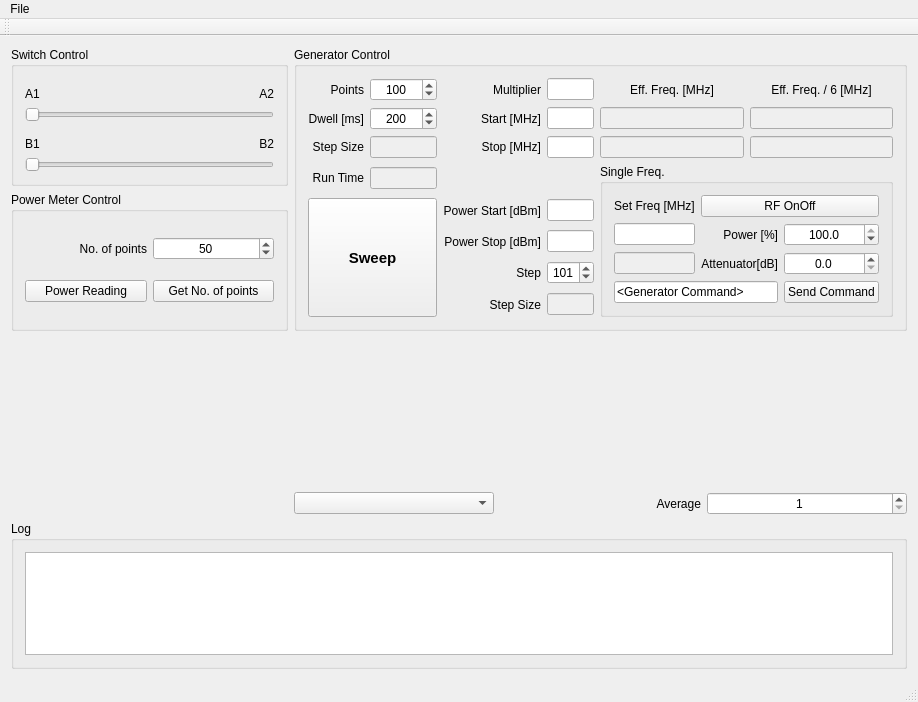
The window that mainwindow.ui (TripletESR/DNP100GHz) describes before a commit, drawn with Qt 5.
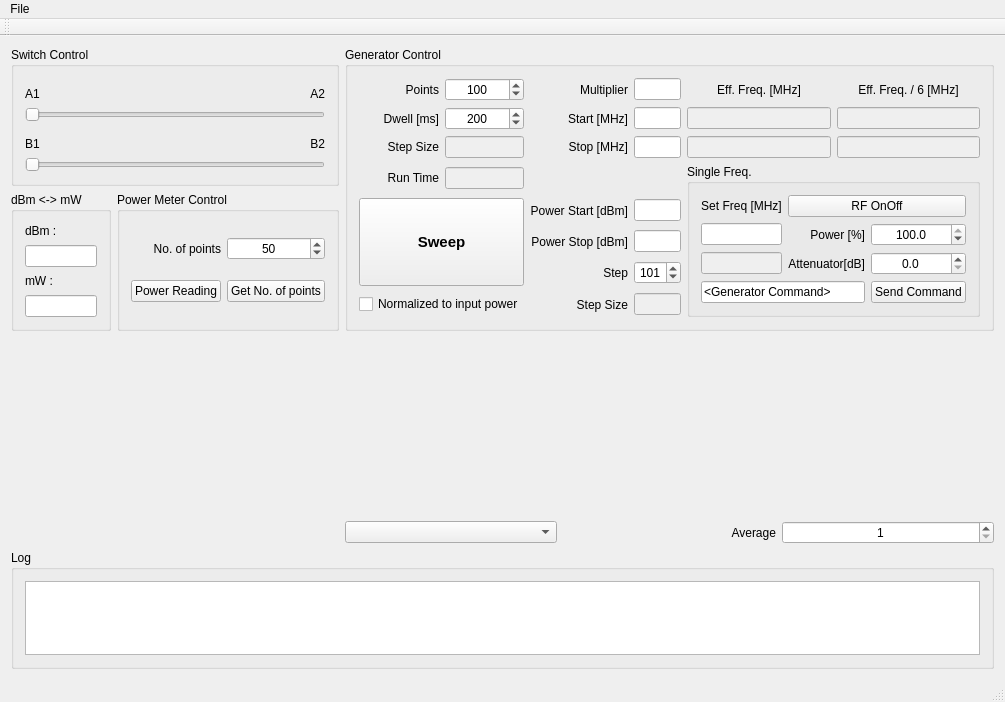
The same window after the commit. Custom widgets are drawn as their Qt base class.

Commit message: added Normalization for mode 3, little calculator for dBM to mW

```diff
--- a/mainwindow.ui
+++ b/mainwindow.ui
@@ -14,127 +14,11 @@
    <string>DNP 100GHz -- Power Meter</string>
   </property>
   <widget class="QWidget" name="centralWidget">
-   <layout class="QGridLayout" name="gridLayout_3" rowstretch="1,1,2,1,2" columnstretch="2,1,1,1">
-    <item row="3" column="2">
-     <widget class="QLabel" name="label_12">
-      <property name="text">
-       <string>Average</string>
-      </property>
-      <property name="alignment">
-       <set>Qt::AlignRight|Qt::AlignTrailing|Qt::AlignVCenter</set>
-      </property>
-     </widget>
-    </item>
-    <item row="3" column="3">
-     <widget class="QSpinBox" name="spinBox_Average">
-      <property name="alignment">
-       <set>Qt::AlignCenter</set>
-      </property>
-      <property name="minimum">
-       <number>1</number>
-      </property>
-      <property name="singleStep">
-       <number>2</number>
-      </property>
-     </widget>
-    </item>
-    <item row="3" column="1">
-     <widget class="QComboBox" name="comboBox_yAxis"/>
-    </item>
-    <item row="4" column="0" colspan="4">
-     <widget class="QGroupBox" name="groupBox_Log">
-      <property name="title">
-       <string>Log</string>
-      </property>
-      <layout class="QGridLayout" name="gridLayout">
-       <item row="0" column="0">
-        <widget class="QTextEdit" name="textEdit_Log"/>
-       </item>
-      </layout>
-     </widget>
-    </item>
-    <item row="2" column="0">
-     <widget class="QCustomPlot" name="comparePlot" native="true"/>
-    </item>
-    <item row="2" column="1" colspan="3">
+   <layout class="QGridLayout" name="gridLayout_3" rowstretch="1,1,3,1,2" columnstretch="1,1,1,1,1">
+    <item row="2" column="2" colspan="3">
      <widget class="QCustomPlot" name="powerPlot" native="true"/>
     </item>
-    <item row="0" column="0">
-     <widget class="QGroupBox" name="groupBox">
-      <property name="title">
-       <string>Switch Control</string>
-      </property>
-      <layout class="QGridLayout" name="gridLayout_4" rowstretch="1,1,1,1" columnstretch="1,1">
-       <item row="0" column="0">
-        <widget class="QLabel" name="label_13">
-         <property name="text">
-          <string>A1</string>
-         </property>
-         <property name="alignment">
-          <set>Qt::AlignBottom|Qt::AlignLeading|Qt::AlignLeft</set>
-         </property>
-        </widget>
-       </item>
-       <item row="0" column="1">
-        <widget class="QLabel" name="label_14">
-         <property name="text">
-          <string>A2</string>
-         </property>
-         <property name="alignment">
-          <set>Qt::AlignBottom|Qt::AlignRight|Qt::AlignTrailing</set>
-         </property>
-        </widget>
-       </item>
-       <item row="3" column="0" colspan="2">
-        <widget class="QSlider" name="horizontalSlider_B">
-         <property name="maximum">
-          <number>1</number>
-         </property>
-         <property name="pageStep">
-          <number>1</number>
-         </property>
-         <property name="orientation">
-          <enum>Qt::Horizontal</enum>
-         </property>
-        </widget>
-       </item>
-       <item row="2" column="1">
-        <widget class="QLabel" name="label_16">
-         <property name="text">
-          <string>B2</string>
-         </property>
-         <property name="alignment">
-          <set>Qt::AlignBottom|Qt::AlignRight|Qt::AlignTrailing</set>
-         </property>
-        </widget>
-       </item>
-       <item row="2" column="0">
-        <widget class="QLabel" name="label_15">
-         <property name="text">
-          <string>B1</string>
-         </property>
-         <property name="alignment">
-          <set>Qt::AlignBottom|Qt::AlignLeading|Qt::AlignLeft</set>
-         </property>
-        </widget>
-       </item>
-       <item row="1" column="0" colspan="2">
-        <widget class="QSlider" name="horizontalSlider_A">
-         <property name="maximum">
-          <number>1</number>
-         </property>
-         <property name="pageStep">
-          <number>1</number>
-         </property>
-         <property name="orientation">
-          <enum>Qt::Horizontal</enum>
-         </property>
-        </widget>
-       </item>
-      </layout>
-     </widget>
-    </item>
-    <item row="1" column="0">
+    <item row="1" column="1">
      <widget class="QGroupBox" name="groupBox_3">
       <property name="title">
        <string>Power Meter Control</string>
@@ -183,7 +67,7 @@
       </layout>
      </widget>
     </item>
-    <item row="0" column="1" rowspan="2" colspan="3">
+    <item row="0" column="2" rowspan="2" colspan="3">
      <widget class="QGroupBox" name="groupBox_Control">
       <property name="title">
        <string>Generator Control</string>
@@ -517,7 +401,77 @@
          </property>
         </widget>
        </item>
-       <item row="6" column="0" rowspan="4" colspan="2">
+       <item row="5" column="0">
+        <widget class="QLabel" name="label_7">
+         <property name="text">
+          <string>Run Time</string>
+         </property>
+         <property name="alignment">
+          <set>Qt::AlignRight|Qt::AlignTrailing|Qt::AlignVCenter</set>
+         </property>
+        </widget>
+       </item>
+       <item row="5" column="1">
+        <widget class="QLineEdit" name="lineEdit_RunTime">
+         <property name="enabled">
+          <bool>false</bool>
+         </property>
+         <property name="alignment">
+          <set>Qt::AlignCenter</set>
+         </property>
+        </widget>
+       </item>
+       <item row="9" column="3">
+        <widget class="QLineEdit" name="lineEdit_PowerStepSize">
+         <property name="enabled">
+          <bool>false</bool>
+         </property>
+         <property name="alignment">
+          <set>Qt::AlignCenter</set>
+         </property>
+        </widget>
+       </item>
+       <item row="9" column="2">
+        <widget class="QLabel" name="label_21">
+         <property name="text">
+          <string>Step Size</string>
+         </property>
+         <property name="alignment">
+          <set>Qt::AlignRight|Qt::AlignTrailing|Qt::AlignVCenter</set>
+         </property>
+        </widget>
+       </item>
+       <item row="1" column="5">
+        <widget class="QLineEdit" name="lineEdit_EffStart_d6">
+         <property name="enabled">
+          <bool>false</bool>
+         </property>
+         <property name="alignment">
+          <set>Qt::AlignCenter</set>
+         </property>
+        </widget>
+       </item>
+       <item row="4" column="5">
+        <widget class="QLineEdit" name="lineEdit_EffStop_d6">
+         <property name="enabled">
+          <bool>false</bool>
+         </property>
+         <property name="alignment">
+          <set>Qt::AlignCenter</set>
+         </property>
+        </widget>
+       </item>
+       <item row="0" column="5">
+        <widget class="QLabel" name="label_5">
+         <property name="text">
+          <string>Eff. Freq. / 6 [MHz]</string>
+         </property>
+         <property name="alignment">
+          <set>Qt::AlignCenter</set>
+         </property>
+        </widget>
+       </item>
+       <item row="6" column="0" rowspan="3" colspan="2">
         <widget class="QPushButton" name="pushButton_Sweep">
          <property name="sizePolicy">
           <sizepolicy hsizetype="Preferred" vsizetype="Preferred">
@@ -543,75 +497,157 @@
          </property>
         </widget>
        </item>
-       <item row="5" column="0">
-        <widget class="QLabel" name="label_7">
+       <item row="9" column="0" colspan="2">
+        <widget class="QCheckBox" name="checkBox_Normalize">
          <property name="text">
-          <string>Run Time</string>
+          <string>Normalized to input power</string>
          </property>
-         <property name="alignment">
-          <set>Qt::AlignRight|Qt::AlignTrailing|Qt::AlignVCenter</set>
+        </widget>
+       </item>
+      </layout>
+     </widget>
+    </item>
+    <item row="3" column="3">
+     <widget class="QLabel" name="label_12">
+      <property name="text">
+       <string>Average</string>
+      </property>
+      <property name="alignment">
+       <set>Qt::AlignRight|Qt::AlignTrailing|Qt::AlignVCenter</set>
+      </property>
+     </widget>
+    </item>
+    <item row="3" column="4">
+     <widget class="QSpinBox" name="spinBox_Average">
+      <property name="alignment">
+       <set>Qt::AlignCenter</set>
+      </property>
+      <property name="minimum">
+       <number>1</number>
+      </property>
+      <property name="singleStep">
+       <number>2</number>
+      </property>
+     </widget>
+    </item>
+    <item row="3" column="2">
+     <widget class="QComboBox" name="comboBox_yAxis"/>
+    </item>
+    <item row="1" column="0">
+     <widget class="QGroupBox" name="groupBox_4">
+      <property name="title">
+       <string>dBm &lt;-&gt; mW</string>
+      </property>
+      <layout class="QGridLayout" name="gridLayout_7">
+       <item row="2" column="0">
+        <widget class="QLineEdit" name="lineEdit_dBm"/>
+       </item>
+       <item row="3" column="0">
+        <widget class="QLabel" name="label_22">
+         <property name="text">
+          <string>mW :</string>
          </property>
         </widget>
        </item>
-       <item row="5" column="1">
-        <widget class="QLineEdit" name="lineEdit_RunTime">
-         <property name="enabled">
-          <bool>false</bool>
+       <item row="4" column="0">
+        <widget class="QLineEdit" name="lineEdit_mW"/>
+       </item>
+       <item row="1" column="0">
+        <widget class="QLabel" name="label_8">
+         <property name="text">
+          <string>dBm :</string>
          </property>
-         <property name="alignment">
-          <set>Qt::AlignCenter</set>
-         </property>
         </widget>
        </item>
-       <item row="9" column="3">
-        <widget class="QLineEdit" name="lineEdit_PowerStepSize">
-         <property name="enabled">
-          <bool>false</bool>
+      </layout>
+     </widget>
+    </item>
+    <item row="0" column="0" colspan="2">
+     <widget class="QGroupBox" name="groupBox">
+      <property name="title">
+       <string>Switch Control</string>
+      </property>
+      <layout class="QGridLayout" name="gridLayout_4" rowstretch="1,1,1,1" columnstretch="1,1">
+       <item row="0" column="0">
+        <widget class="QLabel" name="label_13">
+         <property name="text">
+          <string>A1</string>
          </property>
          <property name="alignment">
-          <set>Qt::AlignCenter</set>
+          <set>Qt::AlignBottom|Qt::AlignLeading|Qt::AlignLeft</set>
          </property>
         </widget>
        </item>
-       <item row="9" column="2">
-        <widget class="QLabel" name="label_21">
+       <item row="0" column="1">
+        <widget class="QLabel" name="label_14">
          <property name="text">
-          <string>Step Size</string>
+          <string>A2</string>
          </property>
          <property name="alignment">
-          <set>Qt::AlignRight|Qt::AlignTrailing|Qt::AlignVCenter</set>
+          <set>Qt::AlignBottom|Qt::AlignRight|Qt::AlignTrailing</set>
          </property>
         </widget>
        </item>
-       <item row="1" column="5">
-        <widget class="QLineEdit" name="lineEdit_EffStart_d6">
-         <property name="enabled">
-          <bool>false</bool>
+       <item row="3" column="0" colspan="2">
+        <widget class="QSlider" name="horizontalSlider_B">
+         <property name="maximum">
+          <number>1</number>
          </property>
-         <property name="alignment">
-          <set>Qt::AlignCenter</set>
+         <property name="pageStep">
+          <number>1</number>
          </property>
+         <property name="orientation">
+          <enum>Qt::Horizontal</enum>
+         </property>
         </widget>
        </item>
-       <item row="4" column="5">
-        <widget class="QLineEdit" name="lineEdit_EffStop_d6">
-         <property name="enabled">
-          <bool>false</bool>
+       <item row="2" column="1">
+        <widget class="QLabel" name="label_16">
+         <property name="text">
+          <string>B2</string>
          </property>
          <property name="alignment">
-          <set>Qt::AlignCenter</set>
+          <set>Qt::AlignBottom|Qt::AlignRight|Qt::AlignTrailing</set>
          </property>
         </widget>
        </item>
-       <item row="0" column="5">
-        <widget class="QLabel" name="label_5">
+       <item row="2" column="0">
+        <widget class="QLabel" name="label_15">
          <property name="text">
-          <string>Eff. Freq. / 6 [MHz]</string>
+          <string>B1</string>
          </property>
          <property name="alignment">
-          <set>Qt::AlignCenter</set>
+          <set>Qt::AlignBottom|Qt::AlignLeading|Qt::AlignLeft</set>
          </property>
         </widget>
+       </item>
+       <item row="1" column="0" colspan="2">
+        <widget class="QSlider" name="horizontalSlider_A">
+         <property name="maximum">
+          <number>1</number>
+         </property>
+         <property name="pageStep">
+          <number>1</number>
+         </property>
+         <property name="orientation">
+          <enum>Qt::Horizontal</enum>
+         </property>
+        </widget>
+       </item>
+      </layout>
+     </widget>
+    </item>
+    <item row="2" column="0" colspan="2">
+     <widget class="QCustomPlot" name="comparePlot" native="true"/>
+    </item>
+    <item row="4" column="0" colspan="5">
+     <widget class="QGroupBox" name="groupBox_Log">
+      <property name="title">
+       <string>Log</string>
+      </property>
+      <layout class="QGridLayout" name="gridLayout">
+       <item row="0" column="0">
+        <widget class="QTextEdit" name="textEdit_Log"/>
        </item>
       </layout>
      </widget>
```
The commit also changes 2 other files.
